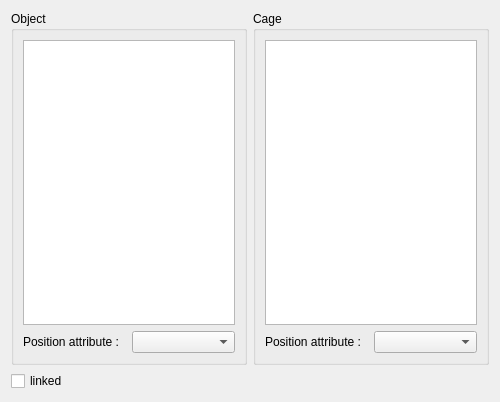
arnaudbletterer/surface_deformationCage, file forms/dialog_deformationCage.ui: the form before one commit.
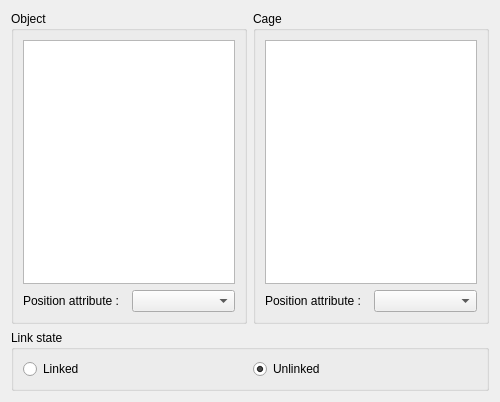
The form after the commit.

The edit to the form file:
```diff
--- a/forms/dialog_deformationCage.ui
+++ b/forms/dialog_deformationCage.ui
@@ -56,7 +56,7 @@
        </property>
        <layout class="QVBoxLayout" name="verticalLayout">
         <item>
-         <widget class="QListView" name="list_cages"/>
+         <widget class="QListWidget" name="list_cages"/>
         </item>
         <item>
          <layout class="QHBoxLayout" name="horizontalLayout_6">
@@ -78,10 +78,29 @@
     </layout>
    </item>
    <item>
-    <widget class="QCheckBox" name="check_link">
-     <property name="text">
-      <string>linked</string>
+    <widget class="QGroupBox" name="group_linkState">
+     <property name="title">
+      <string>Link state</string>
      </property>
+     <layout class="QHBoxLayout" name="horizontalLayout">
+      <item>
+       <widget class="QRadioButton" name="radio_linked">
+        <property name="text">
+         <string>Linked</string>
+        </property>
+       </widget>
+      </item>
+      <item>
+       <widget class="QRadioButton" name="radio_unlinked">
+        <property name="text">
+         <string>Unlinked</string>
+        </property>
+        <property name="checked">
+         <bool>true</bool>
+        </property>
+       </widget>
+      </item>
+     </layout>
     </widget>
    </item>
   </layout>
```
